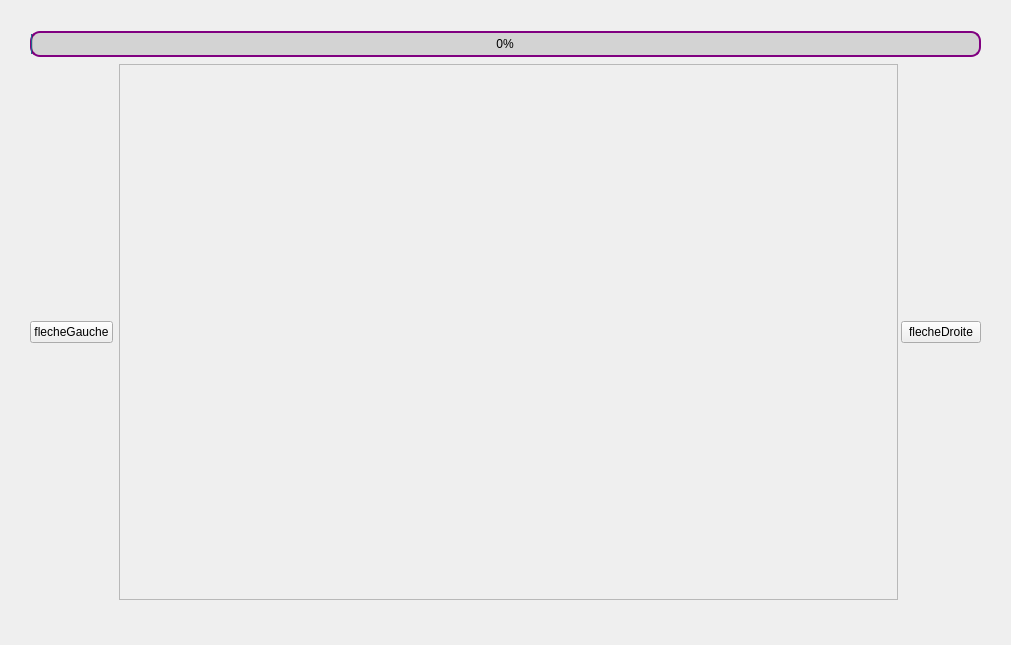
This is Interface_graphique/PyQt/UI/fenetreProgression.ui in MindPass/Code as Qt 5 draws it before an edit. The edited form follows.
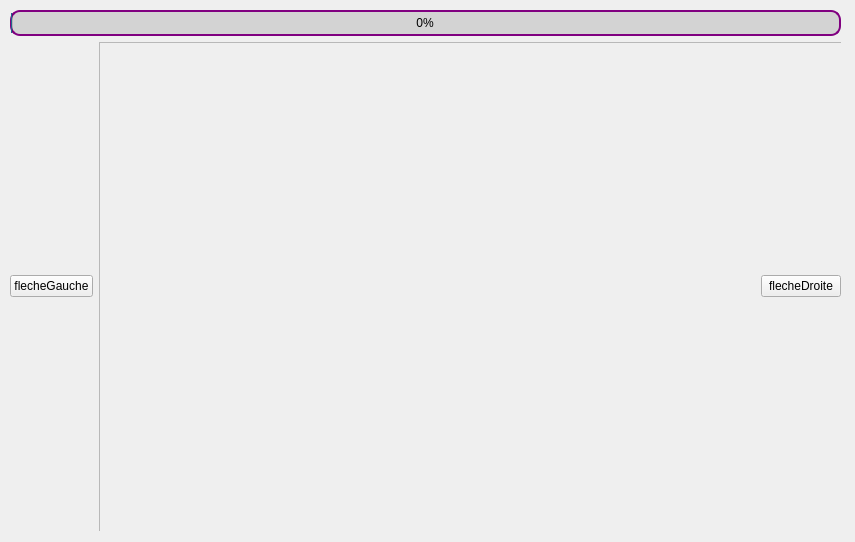
This is the edited form.

Patch:
```diff
--- a/Interface_graphique/PyQt/UI/fenetreProgression.ui
+++ b/Interface_graphique/PyQt/UI/fenetreProgression.ui
@@ -2,18 +2,24 @@
 <ui version="4.0">
  <class>fenetreProgression</class>
  <widget class="QWidget" name="fenetreProgression">
+  <property name="windowModality">
+   <enum>Qt::WindowModal</enum>
+  </property>
+  <property name="enabled">
+   <bool>true</bool>
+  </property>
   <property name="geometry">
    <rect>
     <x>0</x>
     <y>0</y>
-    <width>1011</width>
-    <height>645</height>
+    <width>855</width>
+    <height>542</height>
    </rect>
   </property>
   <property name="minimumSize">
    <size>
-    <width>1011</width>
-    <height>645</height>
+    <width>0</width>
+    <height>0</height>
    </size>
   </property>
   <property name="maximumSize">
@@ -31,10 +37,10 @@
   <widget class="QWidget" name="verticalLayoutWidget">
    <property name="geometry">
     <rect>
-     <x>30</x>
-     <y>30</y>
-     <width>951</width>
-     <height>571</height>
+     <x>10</x>
+     <y>10</y>
+     <width>831</width>
+     <height>521</height>
     </rect>
    </property>
    <layout class="QVBoxLayout" name="verticalLayout" stretch="0,0">
```
